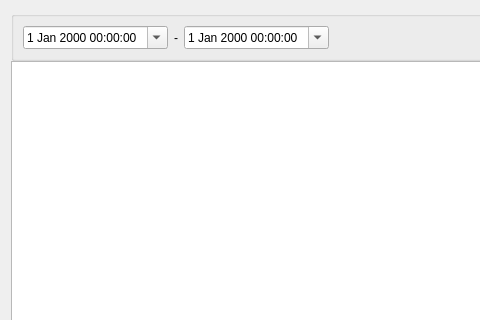
Old version of the form charts/cash_flow_statement/cashflowstatementdialog.ui in the repository ytxerp/ytx-client; both pictures show x 0 to 480 and y 0 to 320 of the 1003 by 632 pixel window.
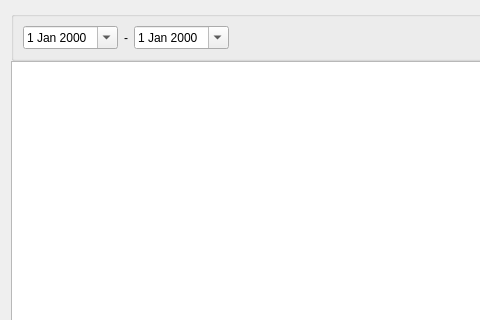
New version of the form. Custom widgets are drawn as their Qt base class.

The edit to the form file:
```diff
--- a/charts/cash_flow_statement/cashflowstatementdialog.ui
+++ b/charts/cash_flow_statement/cashflowstatementdialog.ui
@@ -24,7 +24,7 @@
      </property>
      <layout class="QHBoxLayout" name="horizontalLayout">
       <item>
-       <widget class="DateTimeEdit" name="dateTimeEditStart">
+       <widget class="DateEdit" name="dateEditStart">
         <property name="calendarPopup">
          <bool>true</bool>
         </property>
@@ -38,7 +38,7 @@
        </widget>
       </item>
       <item>
-       <widget class="DateTimeEdit" name="dateTimeEditEnd">
+       <widget class="DateEdit" name="dateEditEnd">
         <property name="calendarPopup">
          <bool>true</bool>
         </property>
@@ -95,9 +95,9 @@
  </widget>
  <customwidgets>
   <customwidget>
-   <class>DateTimeEdit</class>
-   <extends>QDateTimeEdit</extends>
-   <header location="global">widget/datetimeedit.h</header>
+   <class>DateEdit</class>
+   <extends>QDateEdit</extends>
+   <header location="global">widget/dateedit.h</header>
   </customwidget>
  </customwidgets>
  <tabstops>
```
Left out of the diff: 4 changed lines with no effect on the pictures.
